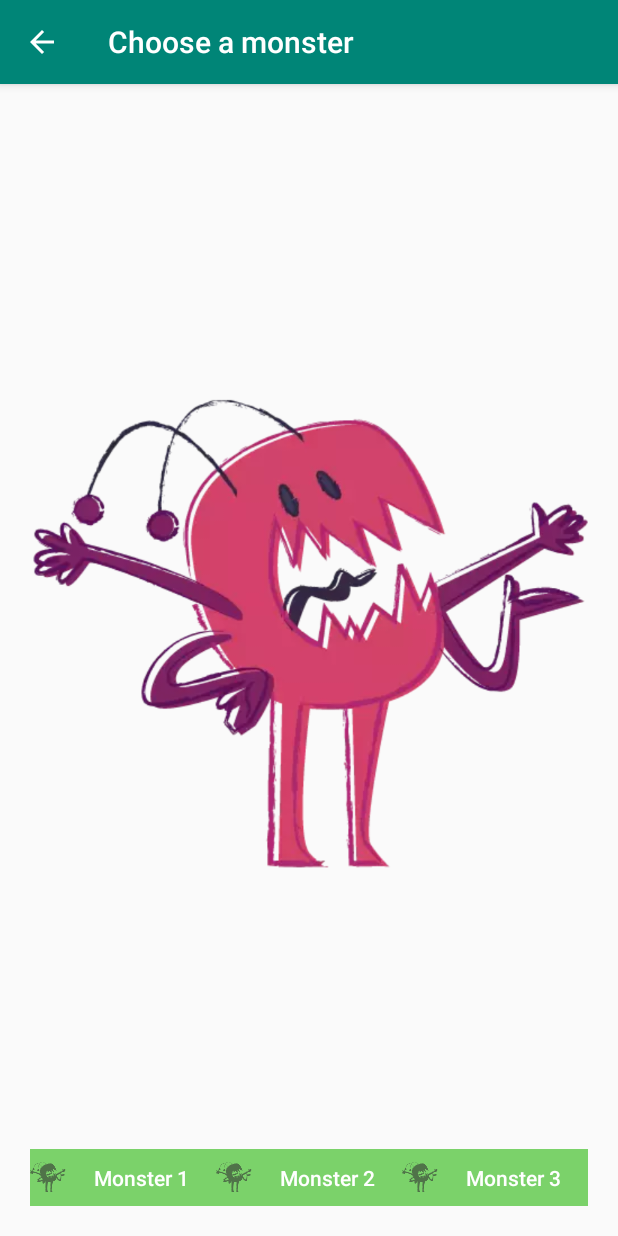
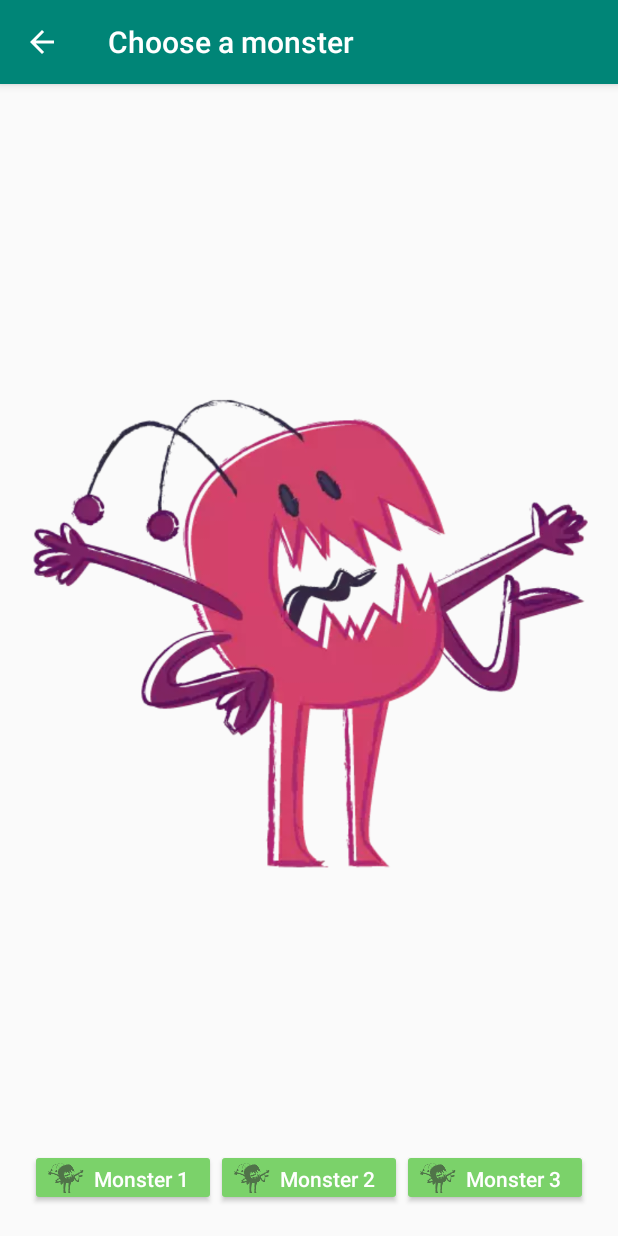
Before and after one commit to mission-webstyle/meinLieblingsMonster, an Android app: the MonsterActivity screen opened directly, with no data from a screen before it, on a phone screen of 412 x 824 dp. Run offline under Robolectric (Android 15) with nearby library versions, the phone set to English and light mode, and no system bars.

Commit message:
neu farbe und neuer style fuer aeltere Geraete/Version von Android

```diff
--- /dev/null
+++ b/app/src/main/res/values-v21/styles.xml
@@ -0,0 +1,10 @@
+<?xml version="1.0" encoding="utf-8"?>
+<resources>
+
+    <style name="myMonsterButtonStyle">
+        <item name="android:backgroundTint">@color/colorForButtons</item>
+        <item name="android:drawableStart">@drawable/ic_monster02</item>
+        <item name="android:textAllCaps">false</item>
+        <item name="android:textColor">@android:color/background_light</item>
+    </style>
+</resources>
--- a/app/src/main/res/values/colors.xml
+++ b/app/src/main/res/values/colors.xml
@@ -4,4 +4,5 @@
     <color name="colorPrimaryDark">#00574B</color>
     <color name="colorAccent">#D81B60</color>
     <color name="colorForButtons">#7BD26A</color>
+    <color name="colorNew">#03a9f4</color>
 </resources>
```
